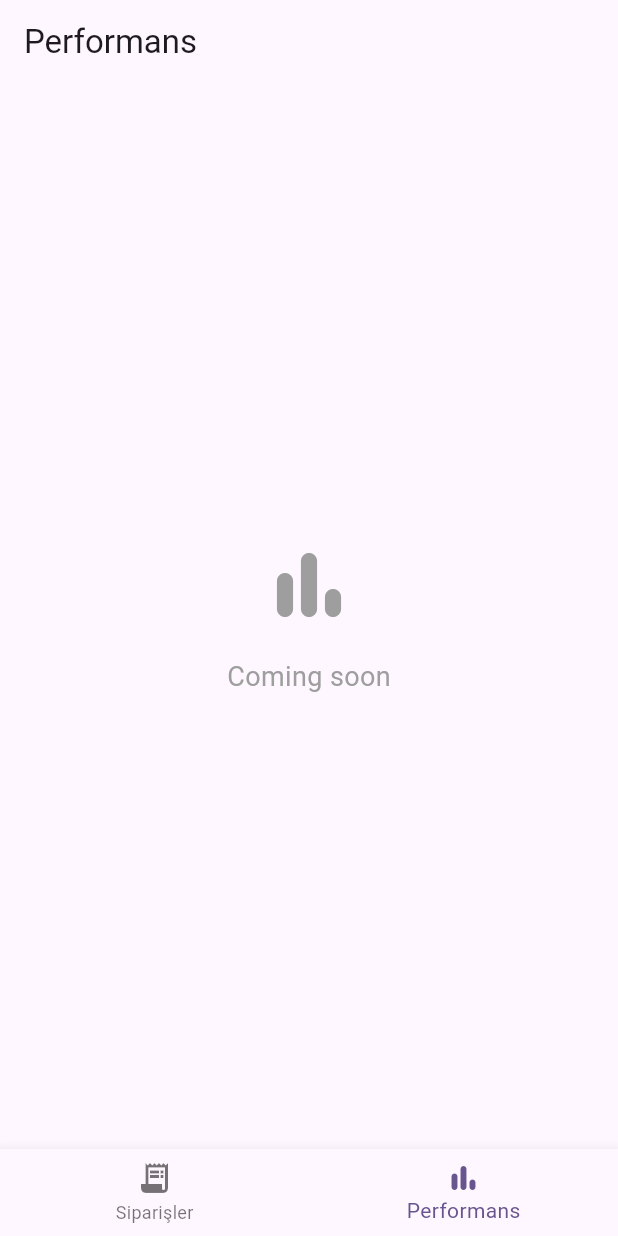
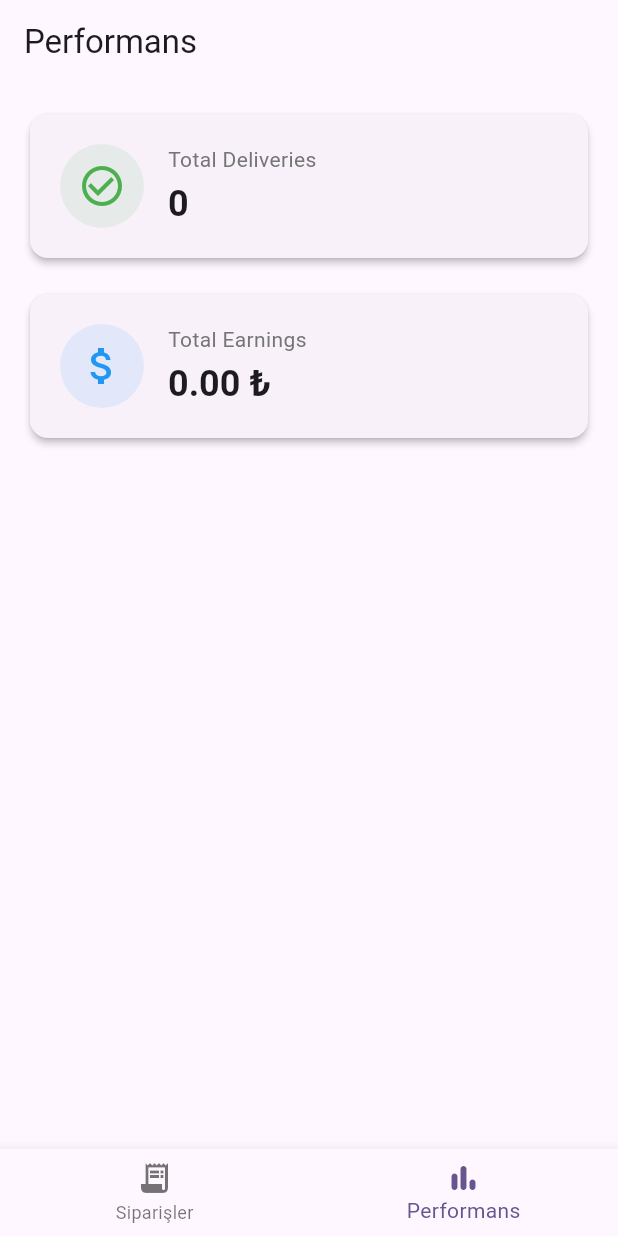
Before and after one commit to troya-tech/rodb-delivery-app, a Flutter app: the screen it shows once a user with an empty profile is signed in, item 2 of the bottom bar chosen, on a phone screen of 412 x 824 dp. Run offline on Flutter 3.47's test engine with Material 3 defaults, Android fonts, the light colour scheme and no system bars; our stand-ins replace equatable, firebase_auth, firebase_core, firebase_database, flutter_riverpod, google_sign_in and 1 more; accounts and stored records are empty.

Commit message:
performance page

```diff
--- a/lib/app/pages/orders-page/orders-page.dart
+++ b/lib/app/pages/orders-page/orders-page.dart
@@ -11,7 +11,7 @@ class OrdersPage extends ConsumerWidget {
 
   @override
   Widget build(BuildContext context, WidgetRef ref) {
-    final ordersAsync = ref.watch(ordersStreamProvider);
+    final ordersAsync = ref.watch(activeOrdersStreamProvider);
 
     return Scaffold(
       appBar: AppBar(
--- a/lib/app/pages/performance-page/performance_page.dart
+++ b/lib/app/pages/performance-page/performance_page.dart
@@ -1,25 +1,101 @@
 import 'package:flutter/material.dart';
-
+import 'package:flutter_riverpod/flutter_riverpod.dart';
+import 'package:rodb_delivery_app/app/pages/performance-page/performance_page_view_model.dart';
+import 'package:rodb_delivery_app/features/order-feature/application/order_providers.dart';
 import 'package:rodb_delivery_app/l10n/generated/app_localizations.dart';
 
-class PerformancePage extends StatelessWidget {
+class PerformancePage extends ConsumerWidget {
   const PerformancePage({super.key});
 
   @override
-  Widget build(BuildContext context) {
+  Widget build(BuildContext context, WidgetRef ref) {
+    final deliveredOrdersAsync = ref.watch(deliveredOrdersStreamProvider);
+
     return Scaffold(
       appBar: AppBar(
         title: Text(AppLocalizations.of(context)!.performanceTitle),
       ),
-      body: const Center(
-        child: Column(
-          mainAxisAlignment: MainAxisAlignment.center,
+      body: deliveredOrdersAsync.when(
+        data: (orders) {
+          final viewModel = PerformancePageViewModel.fromOrders(orders);
+
+          return SingleChildScrollView(
+            padding: const EdgeInsets.all(16),
+            child: Column(
+              crossAxisAlignment: CrossAxisAlignment.stretch,
+              children: [
+                _StatCard(
+                  title: 'Total Deliveries',
+                  value: viewModel.totalDeliveries.toString(),
+                  icon: Icons.check_circle_outline,
+                  color: Colors.green,
+                ),
+                const SizedBox(height: 16),
+                _StatCard(
+                  title: 'Total Earnings',
+                  value: viewModel.totalEarnings,
+                  icon: Icons.attach_money,
+                  color: Colors.blue,
+                ),
+              ],
+            ),
+          );
+        },
+        loading: () => const Center(child: CircularProgressIndicator()),
+        error: (err, stack) => Center(child: Text('Error: $err')),
+      ),
+    );
+  }
+}
+
+class _StatCard extends StatelessWidget {
+  final String title;
+  final String value;
+  final IconData icon;
+  final Color color;
+
+  const _StatCard({
+    required this.title,
+    required this.value,
+    required this.icon,
+    required this.color,
+  });
+
+  @override
+  Widget build(BuildContext context) {
+    return Card(
+      elevation: 2,
+      shape: RoundedRectangleBorder(borderRadius: BorderRadius.circular(12)),
+      child: Padding(
+        padding: const EdgeInsets.all(20),
+        child: Row(
           children: [
-            Icon(Icons.bar_chart_rounded, size: 64, color: Colors.grey),
-            SizedBox(height: 16),
-            Text(
-              'Coming soon',
-              style: TextStyle(fontSize: 18, color: Colors.grey),
+            Container(
+              padding: const EdgeInsets.all(12),
+              decoration: BoxDecoration(
+                color: color.withOpacity(0.1),
+                shape: BoxShape.circle,
+              ),
+              child: Icon(icon, color: color, size: 32),
+            ),
+            const SizedBox(width: 16),
+            Column(
+              crossAxisAlignment: CrossAxisAlignment.start,
+              children: [
+                Text(
+                  title,
+                  style: Theme.of(context).textTheme.bodyMedium?.copyWith(
+                    color: Colors.grey[600],
+                  ),
+                ),
+                const SizedBox(height: 4),
+                Text(
+                  value,
+                  style: Theme.of(context).textTheme.headlineSmall?.copyWith(
+                    fontWeight: FontWeight.bold,
+                  ),
+                ),
+              ],
             ),
           ],
         ),
--- /dev/null
+++ b/lib/app/pages/performance-page/performance_page_view_model.dart
@@ -0,0 +1,33 @@
+import 'package:equatable/equatable.dart';
+import 'package:rodb_delivery_app/features/order-feature/domain/order.dart';
+
+class PerformancePageViewModel extends Equatable {
+  final int totalDeliveries;
+  final String totalEarnings;
+
+  const PerformancePageViewModel({
+    required this.totalDeliveries,
+    required this.totalEarnings,
+  });
+
+  factory PerformancePageViewModel.fromOrders(List<Order> orders) {
+    if (orders.isEmpty) {
+      return const PerformancePageViewModel(
+        totalDeliveries: 0,
+        totalEarnings: '0.00 ₺',
+      );
+    }
+
+    final totalEarningsValue = orders.length * 50.0;
+
+    final currencySymbol = orders.first.currency.symbol; // Assuming same currency
+
+    return PerformancePageViewModel(
+      totalDeliveries: orders.length,
+      totalEarnings: '${totalEarningsValue.toStringAsFixed(2)} $currencySymbol',
+    );
+  }
+
+  @override
+  List<Object?> get props => [totalDeliveries, totalEarnings];
+}
--- a/lib/features/order-feature/application/order_providers.dart
+++ b/lib/features/order-feature/application/order_providers.dart
@@ -9,8 +9,8 @@ final orderRepositoryProvider = Provider<OrderRepository>((ref) {
   return OrderService.instance;
 });
 
-/// StreamProvider for all orders linked to the current user's restaurants
-final ordersStreamProvider = StreamProvider<List<Order>>((ref) {
+/// Internal provider for all orders (raw stream)
+final _allOrdersStreamProvider = StreamProvider<List<Order>>((ref) {
   final restaurantUserAsync = ref.watch(currentRestaurantUserProvider);
 
   return restaurantUserAsync.when(
@@ -26,6 +26,22 @@ final ordersStreamProvider = StreamProvider<List<Order>>((ref) {
   );
 });
 
+/// Provider for active (not delivered) orders
+final activeOrdersStreamProvider = Provider<AsyncValue<List<Order>>>((ref) {
+  final allOrders = ref.watch(_allOrdersStreamProvider);
+  return allOrders.whenData((orders) =>
+    orders.where((o) => !o.meta.isDelivered).toList()
+  );
+});
+
+/// Provider for delivered orders
+final deliveredOrdersStreamProvider = Provider<AsyncValue<List<Order>>>((ref) {
+  final allOrders = ref.watch(_allOrdersStreamProvider);
+  return allOrders.whenData((orders) =>
+    orders.where((o) => o.meta.isDelivered).toList()
+  );
+});
+
 /// FutureProvider for fetching orders (if needed)
 final ordersFutureProvider = FutureProvider<List<Order>>((ref) {
   return ref.watch(orderRepositoryProvider).getOrders();
```
Also changed, not shown: 2 other files.
